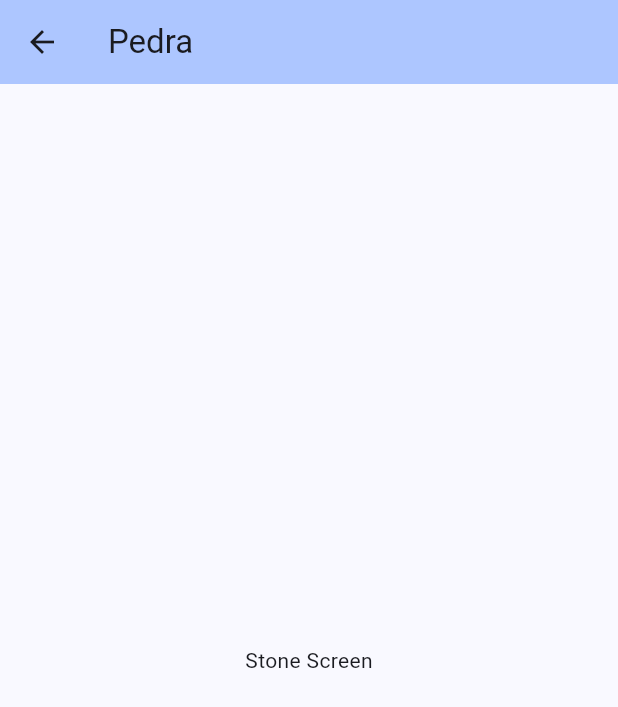
After one commit to lucassoares02/stonepro, a Flutter app: the screen it shows after launch, after a tap on "Stone Blue", on a phone screen of 412 x 824 dp. The commit adds this screen. Shown: the top 707 px of the screen. Run offline on Flutter 3.47's test engine with Material 3 defaults, Android fonts, the phone set to English and light mode, and no system bars; our stand-ins replace auto_route.

Commit message:
added router

```diff
--- a/lib/main.dart
+++ b/lib/main.dart
@@ -11,6 +11,6 @@ class MyApp extends StatelessWidget {
   // This widget is the root of your application.
   @override
   Widget build(BuildContext context) {
-    return const App();
+    return App();
   }
 }
--- /dev/null
+++ b/lib/route/app_router.dart
@@ -0,0 +1,23 @@
+import 'package:auto_route/auto_route.dart';
+import 'package:stonepro/src/home/home.dart';
+import 'package:stonepro/src/stone/stone.dart';
+
+part 'app_router.gr.dart';
+
+@AutoRouterConfig()
+class AppRouter extends _$AppRouter {
+  @override
+  List<AutoRoute> get routes => [
+        CustomRoute(
+          initial: true,
+          path: '/home',
+          page: HomeRoute.page,
+          usesPathAsKey: true,
+        ),
+        CustomRoute(
+          path: '/stone',
+          page: StoneRoute.page,
+          usesPathAsKey: true,
+        )
+      ];
+}
--- a/lib/src/app.dart
+++ b/lib/src/app.dart
@@ -1,19 +1,21 @@
 import 'package:flutter/material.dart';
-import 'package:stonepro/src/home/home.dart';
+import 'package:stonepro/route/app_router.dart';
 
 class App extends StatelessWidget {
-  const App({super.key});
+  App({super.key});
+
+  final _appRouter = AppRouter();
 
   @override
   Widget build(BuildContext context) {
-    return MaterialApp(
+    return MaterialApp.router(
+      routerConfig: _appRouter.config(),
       title: 'Stone Pro',
       debugShowCheckedModeBanner: false,
       theme: ThemeData(
         colorScheme: ColorScheme.fromSeed(seedColor: Colors.blueAccent),
         useMaterial3: true,
       ),
-      home: const Home(),
     );
   }
 }
--- a/lib/src/home/components/item.dart
+++ b/lib/src/home/components/item.dart
@@ -1,4 +1,6 @@
+import 'package:auto_route/auto_route.dart';
 import 'package:flutter/material.dart';
+import 'package:stonepro/route/app_router.dart';
 
 class Item extends StatelessWidget {
   const Item({
@@ -16,7 +18,11 @@ class Item extends StatelessWidget {
 
   @override
   Widget build(BuildContext context) {
-    return Row(
+    return GestureDetector(
+      onTap: () {
+        AutoRouter.of(context).push(const StoneRoute());
+      },
+      child: Row(
         children: [
           Expanded(
             child: Container(
@@ -36,6 +42,7 @@ class Item extends StatelessWidget {
             ),
           ),
         ],
+      ),
     );
   }
 }
--- /dev/null
+++ b/lib/src/stone/stone.dart
@@ -0,0 +1,29 @@
+import 'package:auto_route/auto_route.dart';
+import 'package:flutter/material.dart';
+
+@RoutePage()
+class StoneScreen extends StatefulWidget {
+  const StoneScreen({super.key});
+
+  @override
+  State<StoneScreen> createState() => _StoneScreenState();
+}
+
+class _StoneScreenState extends State<StoneScreen> {
+  @override
+  Widget build(BuildContext context) {
+    return Scaffold(
+      appBar: AppBar(
+        backgroundColor: Theme.of(context).colorScheme.inversePrimary,
+        title: const Text("Pedra"),
+        leading: IconButton(
+          icon: const Icon(Icons.arrow_back),
+          onPressed: () {
+            AutoRouter.of(context).pop();
+          },
+        ),
+      ),
+      body: const Center(child: Text("Stone Screen")),
+    );
+  }
+}
--- a/pubspec.yaml
+++ b/pubspec.yaml
@@ -35,8 +35,11 @@ dependencies:
   # The following adds the Cupertino Icons font to your application.
   # Use with the CupertinoIcons class for iOS style icons.
   cupertino_icons: ^1.0.2
+  auto_route: ^7.8.4
 
 dev_dependencies:
+  auto_route_generator: ^7.3.2
+  build_runner:
   flutter_test:
     sdk: flutter
 
```
Also changed, not shown: lib/src/home/home.dart (+6 -4 lines), lib/route/app_router.gr.dart (added), pubspec.lock. Lines whose indentation alone changed are shown as unchanged.
